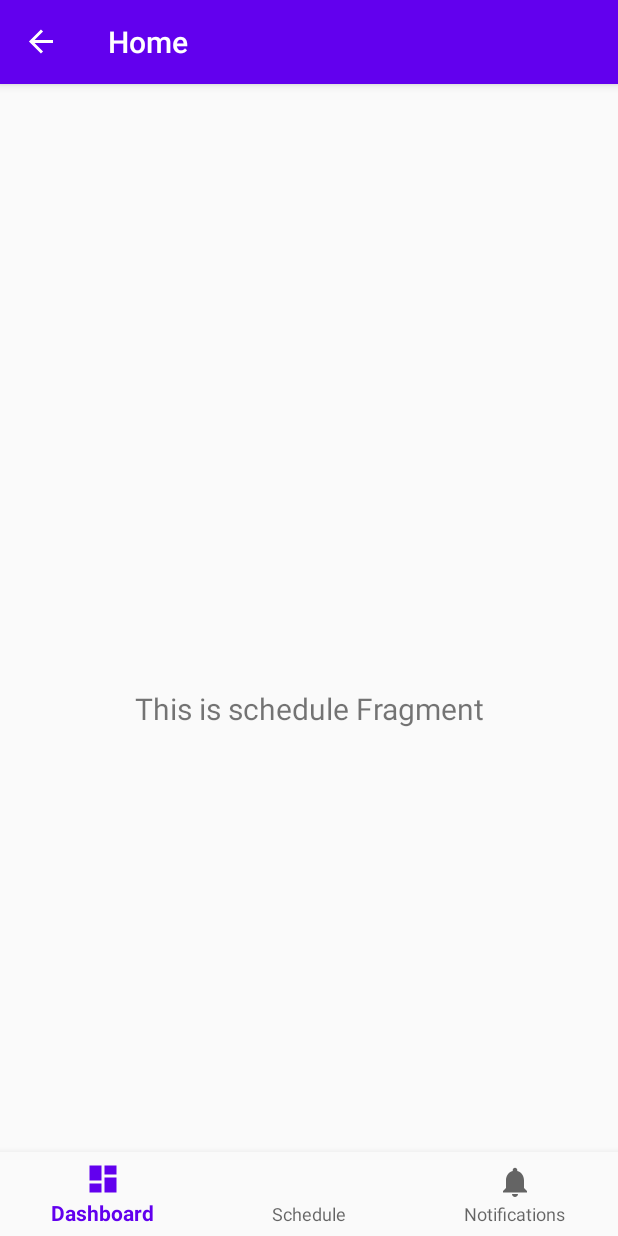
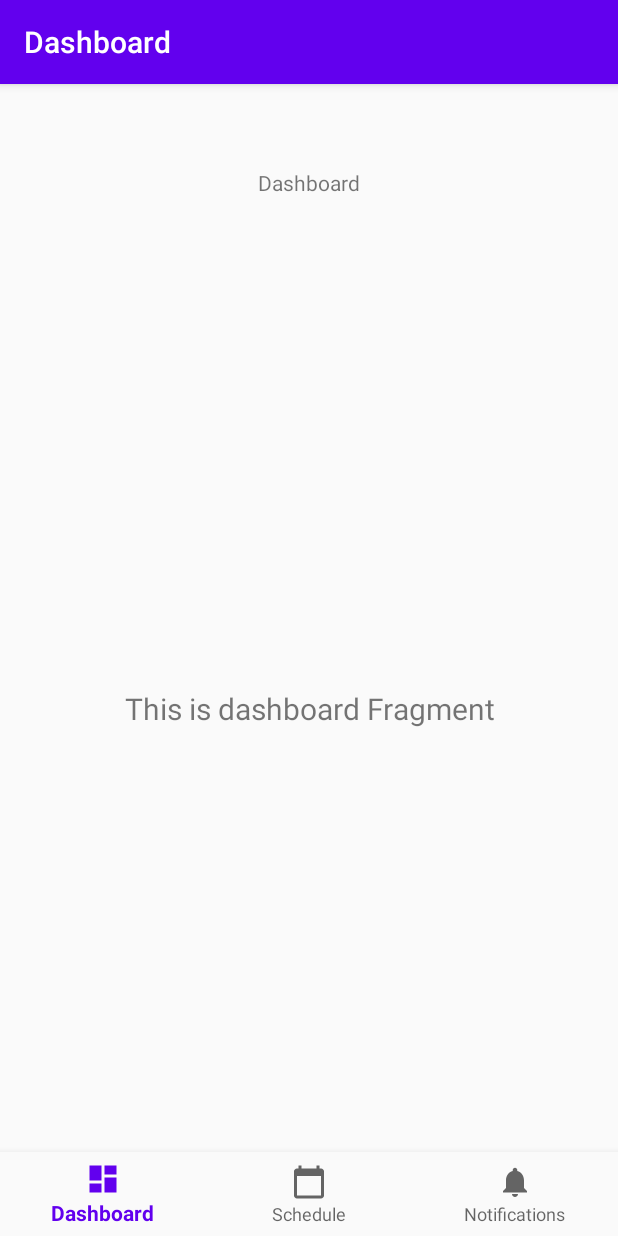
Before and after one commit to rhyzue/Motion, an Android app: the screen it shows after launch (MainActivity), on a phone screen of 412 x 824 dp. Run offline under Robolectric (Android 15) with nearby library versions, the phone set to English and light mode, and no system bars; our stand-ins replace navigation-ui.

Commit message:
basic navigation wiring

```diff
--- /dev/null
+++ b/app/src/main/res/drawable/ic_calendar_today_black_18dp.xml
@@ -0,0 +1,9 @@
+<vector xmlns:android="http://schemas.android.com/apk/res/android"
+    android:width="18dp"
+    android:height="18dp"
+    android:viewportWidth="24"
+    android:viewportHeight="24">
+  <path
+      android:pathData="M20,3h-1L19,1h-2v2L7,3L7,1L5,1v2L4,3c-1.1,0 -2,0.9 -2,2v16c0,1.1 0.9,2 2,2h16c1.1,0 2,-0.9 2,-2L22,5c0,-1.1 -0.9,-2 -2,-2zM20,21L4,21L4,8h16v13z"
+      android:fillColor="#000000"/>
+</vector>
--- a/app/src/main/res/layout/fragment_dashboard.xml
+++ b/app/src/main/res/layout/fragment_dashboard.xml
@@ -18,5 +18,15 @@
         app:layout_constraintBottom_toBottomOf="parent"
         app:layout_constraintEnd_toEndOf="parent"
         app:layout_constraintStart_toStartOf="parent"
-        app:layout_constraintTop_toTopOf="parent" />
+        app:layout_constraintTop_toTopOf="parent"
+        android:gravity="center_horizontal" />
+
+    <TextView
+        android:id="@+id/textView3"
+        android:layout_width="wrap_content"
+        android:layout_height="wrap_content"
+        android:text="Dashboard"
+        app:layout_constraintEnd_toEndOf="parent"
+        app:layout_constraintStart_toStartOf="parent"
+        tools:layout_editor_absoluteY="80dp" />
 </androidx.constraintlayout.widget.ConstraintLayout>
--- a/app/src/main/res/menu/bottom_nav_menu.xml
+++ b/app/src/main/res/menu/bottom_nav_menu.xml
@@ -8,6 +8,7 @@
 
     <item
         android:id="@+id/navigation_schedule"
+        android:icon="@drawable/ic_calendar_today_black_18dp"
         android:title="Schedule" />
 
     <item
--- a/app/src/main/res/navigation/mobile_navigation.xml
+++ b/app/src/main/res/navigation/mobile_navigation.xml
@@ -3,12 +3,12 @@
     xmlns:app="http://schemas.android.com/apk/res-auto"
     xmlns:tools="http://schemas.android.com/tools"
     android:id="@+id/mobile_navigation"
-    app:startDestination="@+id/navigation_home">
+    app:startDestination="@+id/navigation_dashboard">
 
     <fragment
-        android:id="@+id/navigation_home"
+        android:id="@+id/navigation_schedule"
         android:name="com.rhyzue.motion.ui.schedule.ScheduleFragment"
-        android:label="@string/title_home"
+        android:label="@string/title_schedule"
         tools:layout="@layout/fragment_schedule" />
 
     <fragment
--- a/app/src/main/res/values/strings.xml
+++ b/app/src/main/res/values/strings.xml
@@ -1,6 +1,6 @@
 <resources>
     <string name="app_name">Motion</string>
-    <string name="title_home">Home</string>
+    <string name="title_schedule">Schedule</string>
     <string name="title_dashboard">Dashboard</string>
     <string name="title_notifications">Notifications</string>
 </resources>
```
Also changed, not shown: app/src/main/res/layout/fragment_notifications.xml (+9 -0 lines), app/src/main/res/layout/fragment_schedule.xml (+10 -0 lines).
